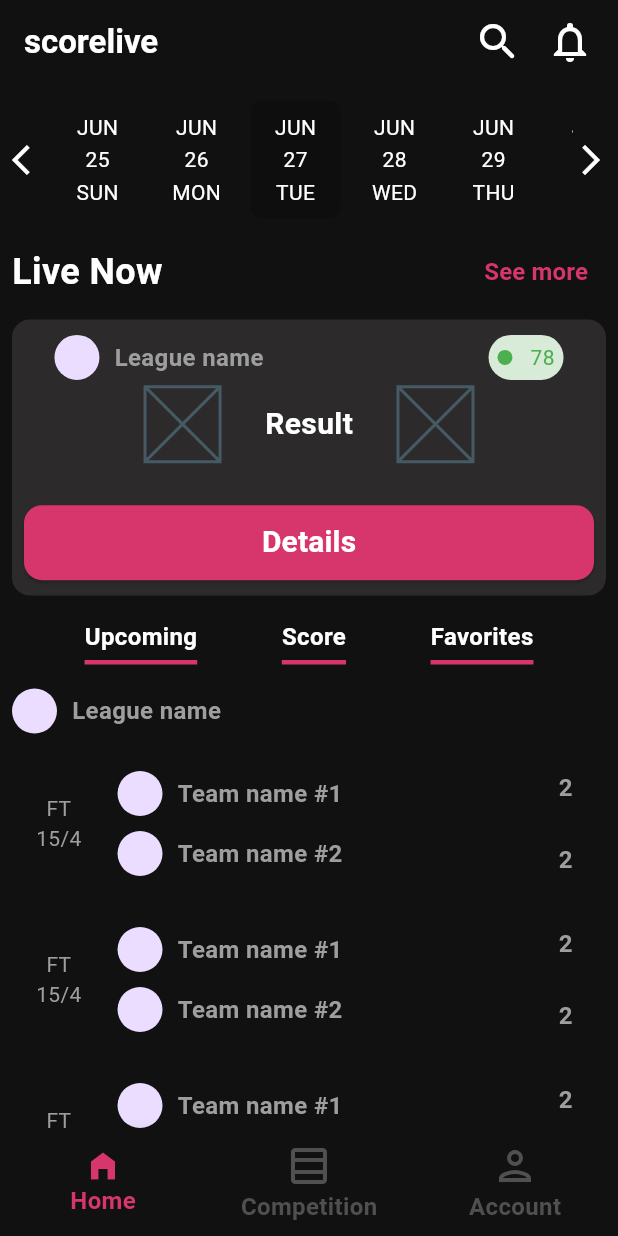
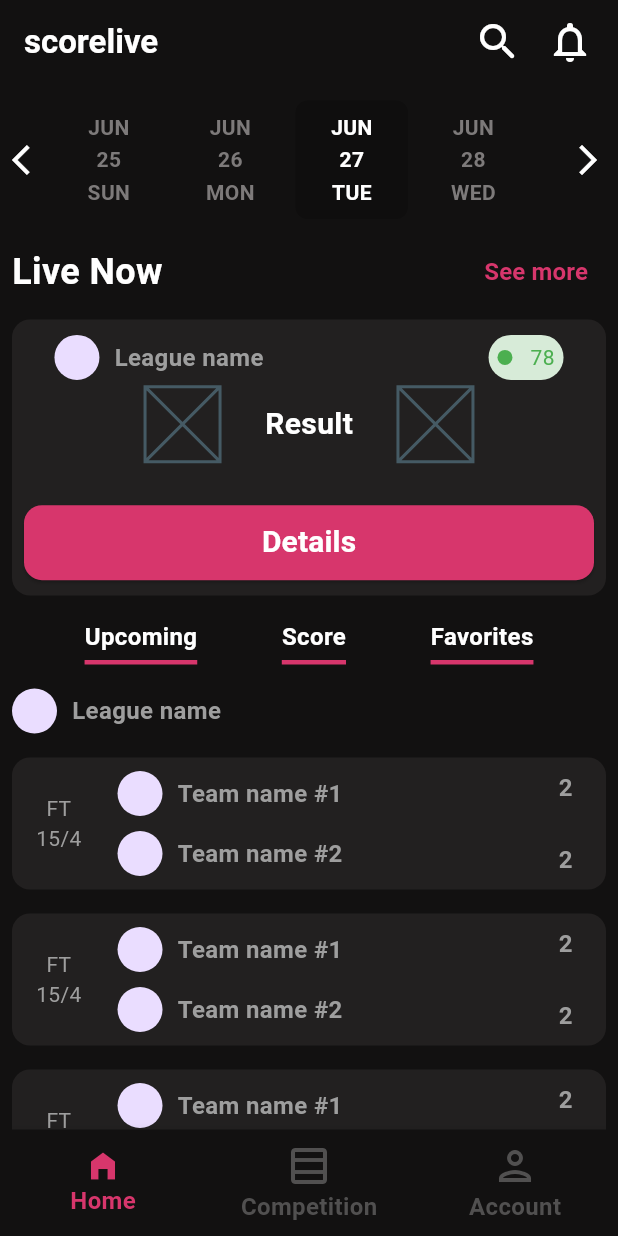
Before and after one commit to kubaolszewski/score_live, a Flutter app: the screen it shows after launch, on a phone screen of 412 x 824 dp. Run offline on Flutter 3.47's test engine with Material 2 defaults, Android fonts, the phone set to English and light mode, and no system bars; drawn by our look-alikes of date_picker_timeline; our stand-ins replace firebase_auth, firebase_core, flutter_bloc, flutter_modular; accounts and stored records are empty; generated files the repository leaves out were written again.

Commit message:
Make date picker translated depending on device language

```diff
--- a/lib/app/custom_widgets/wide_match_tile.dart
+++ b/lib/app/custom_widgets/wide_match_tile.dart
@@ -12,7 +12,7 @@ class WideMatchListTile extends StatelessWidget {
       padding: const EdgeInsets.all(8.0),
       child: Container(
         decoration: BoxDecoration(
-          color: AppColors.backgroundBlack,
+          color: AppColors.listTileGrey,
           borderRadius: BorderRadius.circular(12),
         ),
         child: const Row(
--- a/lib/app/features/home/home.dart
+++ b/lib/app/features/home/home.dart
@@ -105,29 +105,24 @@ class _HomeScreenDatePickerState extends State<_HomeScreenDatePicker> {
     return Padding(
       padding: const EdgeInsets.all(8.0),
       child: Row(
-        mainAxisAlignment: MainAxisAlignment.spaceBetween,
         children: [
           const Icon(
             Icons.arrow_back_ios,
             color: Colors.white,
           ),
-          SizedBox(
-            width: 350,
+          Expanded(
             child: DatePicker(
               DateTime.now().subtract(const Duration(days: 2)),
+              locale: context.myLocale.toString(),
               initialSelectedDate: DateTime.now(),
               daysCount: 8,
-              monthTextStyle: const TextStyle(
-                color: Colors.white,
-              ),
-              dayTextStyle: const TextStyle(
-                color: Colors.white,
-              ),
-              dateTextStyle: const TextStyle(
-                color: Colors.white,
-              ),
+              monthTextStyle: const TextStyle(color: AppColors.inactiveDateTileText, fontWeight: FontWeight.bold),
+              dayTextStyle: const TextStyle(color: AppColors.inactiveDateTileText, fontWeight: FontWeight.bold),
+              dateTextStyle: const TextStyle(color: AppColors.inactiveDateTileText, fontWeight: FontWeight.bold),
+              selectedTextColor: Colors.white,
+              deactivatedColor: AppColors.inactiveItemGrey,
               height: 85,
-              deactivatedColor: Colors.grey,
+              width: 75,
               onDateChange: (newDate) {},
             ),
           ),
--- a/lib/app/features/landing/landing.dart
+++ b/lib/app/features/landing/landing.dart
@@ -56,9 +56,9 @@ class _LandingScreenState extends State<LandingScreen> {
               selectedFontSize: 16,
               unselectedFontSize: 16,
               selectedLabelStyle: const TextStyle(fontWeight: FontWeight.bold, color: Colors.white),
-              unselectedLabelStyle: const TextStyle(fontWeight: FontWeight.bold, color: AppColors.unselectedItemGrey),
+              unselectedLabelStyle: const TextStyle(fontWeight: FontWeight.bold, color: AppColors.inactiveItemGrey),
               selectedItemColor: AppColors.mainThemePink,
-              unselectedItemColor: AppColors.unselectedItemGrey,
+              unselectedItemColor: AppColors.inactiveItemGrey,
             ),
           );
         },
--- a/lib/core/applocalization_context.dart
+++ b/lib/core/applocalization_context.dart
@@ -4,3 +4,7 @@ import 'package:flutter_gen/gen_l10n/app_localizations.dart';
 extension Localization on BuildContext {
   AppLocalizations get localizations => AppLocalizations.of(this)!;
 }
+
+extension MyLocale on BuildContext {
+  Locale get myLocale => Localizations.localeOf(this);
+}
--- a/lib/presentation/constants/app_colors.dart
+++ b/lib/presentation/constants/app_colors.dart
@@ -2,8 +2,9 @@ import 'package:flutter/material.dart';
 
 abstract class AppColors {
   static const backgroundBlack = Color.fromARGB(255, 18, 17, 17);
-  static const unselectedItemGrey = Color.fromARGB(255, 81, 80, 80);
+  static const inactiveItemGrey = Color.fromARGB(255, 81, 80, 80);
   static const mainThemePink = Color.fromARGB(255, 215, 54, 108);
-  static const listTileGrey =  Color.fromARGB(255, 44, 42, 42);
-  static const liveTimerBackground =  Color.fromARGB(255, 215, 235, 216);
+  static const listTileGrey = Color.fromARGB(255, 34, 32, 32);
+  static const inactiveDateTileText = Color.fromARGB(255, 125, 122, 122);
+  static const liveTimerBackground = Color.fromARGB(255, 215, 235, 216);
 }
```
